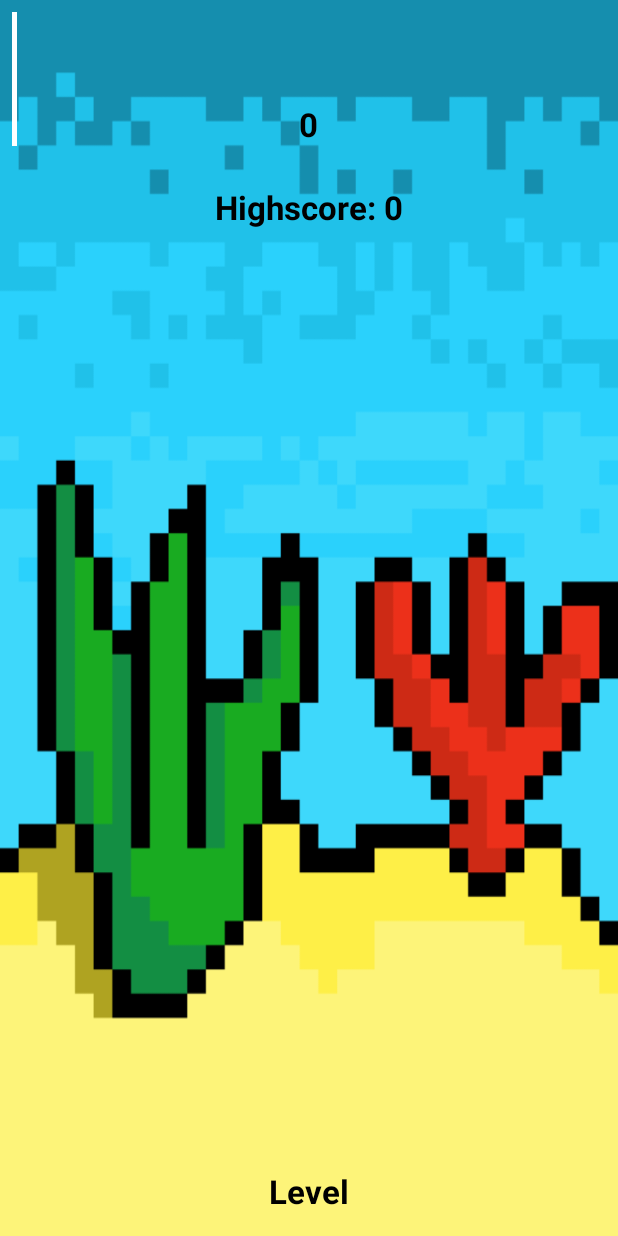
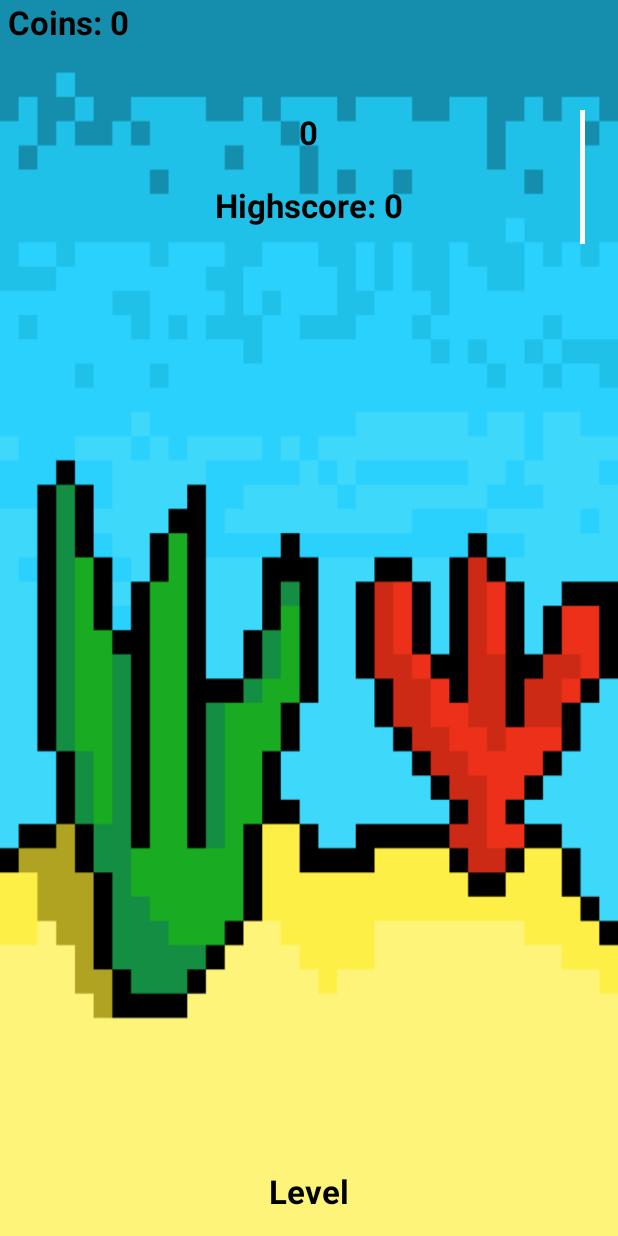
Before and after one commit to bandachi/Finger-Fishing, an Android app: the screen it shows after launch (GameActivity), after a tap on "PLAY", on a phone screen of 412 x 824 dp. Run offline under Robolectric (Android 15) with nearby library versions, the phone set to English and light mode, and no system bars.

Commit message:
Added coin saving and display on game activity

```diff
--- a/app/src/main/java/com/gerrymatthewnick/randomsideproject/tempfishingname/GameActivity.java
+++ b/app/src/main/java/com/gerrymatthewnick/randomsideproject/tempfishingname/GameActivity.java
@@ -19,7 +19,9 @@ import android.widget.TextView;
 public class GameActivity extends AppCompatActivity {
 
     public static final String PREFRENCES_HIGHSCORE = "highscore";
+    public static final String PREFERENCES_COINS = "coins";
     public static int highscore = 0;
+    public static int coins = 0;
     static boolean active = false;
     static int level;
     public static final int SPAWN_DELAY_CHERRY = 4000;
@@ -66,10 +68,16 @@ public class GameActivity extends AppCompatActivity {
         getWindowManager().getDefaultDisplay().getMetrics(displayMetrics);
 
         //load highscore to display on game_activity activity
-        SharedPreferences settings = getSharedPreferences(PREFRENCES_HIGHSCORE, MODE_PRIVATE);
-        highscore = settings.getInt("highest", 0);
+        SharedPreferences settingsHigh = getSharedPreferences(PREFRENCES_HIGHSCORE, MODE_PRIVATE);
+        highscore = settingsHigh.getInt("highest", 0);
         TextView highDis = findViewById(R.id.highscoreDisplay);
         highDis.setText(highDis.getText().toString() + Integer.toString(highscore));
+
+        //load coins to display on game activity activity
+        SharedPreferences settingsCoin = getSharedPreferences(PREFERENCES_COINS, MODE_PRIVATE);
+        coins = settingsCoin.getInt("coinCount", 0);
+        TextView coinDis = findViewById(R.id.coinDisplay);
+        coinDis.setText(Integer.toString(coins));
 
         //get level and score from previous game levels
         Bundle extras = getIntent().getExtras();
@@ -113,7 +121,7 @@ public class GameActivity extends AppCompatActivity {
                 fish.startVelocity();
 
                 //Create healthbar and start checking for overlaps
-                Healthbar healthbar = new Healthbar(rl, con, act, checkOverlap, currentFish, changeDelay, itemSpawnDelayWorm, itemSpawnDelayCherry);
+                Healthbar healthbar = new Healthbar(rl, con, act, checkOverlap, currentFish, changeDelay, itemSpawnDelayWorm, itemSpawnDelayCherry, itemSpawnDelayCoin);
                 healthbar.spawnHealth();
                 healthbar.startCheck();
 
--- a/app/src/main/java/com/gerrymatthewnick/randomsideproject/tempfishingname/Healthbar.java
+++ b/app/src/main/java/com/gerrymatthewnick/randomsideproject/tempfishingname/Healthbar.java
@@ -3,6 +3,7 @@ package com.gerrymatthewnick.randomsideproject.tempfishingname;
 import android.app.Activity;
 import android.content.Context;
 import android.content.Intent;
+import android.content.SharedPreferences;
 import android.graphics.Color;
 import android.graphics.Rect;
 import android.os.Handler;
@@ -15,11 +16,14 @@ import java.util.concurrent.ExecutorService;
 import java.util.concurrent.Executors;
 import java.util.concurrent.Future;
 
+import static android.content.Context.MODE_PRIVATE;
+import static com.gerrymatthewnick.randomsideproject.tempfishingname.GameActivity.PREFERENCES_COINS;
 import static com.gerrymatthewnick.randomsideproject.tempfishingname.GameActivity.active;
 import static com.gerrymatthewnick.randomsideproject.tempfishingname.GameActivity.cherryExist;
 import static com.gerrymatthewnick.randomsideproject.tempfishingname.GameActivity.cherryImage;
 import static com.gerrymatthewnick.randomsideproject.tempfishingname.GameActivity.coinExist;
 import static com.gerrymatthewnick.randomsideproject.tempfishingname.GameActivity.coinImage;
+import static com.gerrymatthewnick.randomsideproject.tempfishingname.GameActivity.coins;
 import static com.gerrymatthewnick.randomsideproject.tempfishingname.GameActivity.getScreenWidth;
 import static com.gerrymatthewnick.randomsideproject.tempfishingname.GameActivity.level;
 import static com.gerrymatthewnick.randomsideproject.tempfishingname.GameActivity.line;
@@ -39,11 +43,12 @@ public class Healthbar {
     private Handler changeDelay;
     private Handler itemSpawnDelayWorm;
     private Handler itemSpawnDelayCherry;
+    private Handler itemSpawnDelayCoin;
 
     ExecutorService threadPoolExecutor = Executors.newSingleThreadExecutor();
     Future end;
 
-    public Healthbar(RelativeLayout rl, Context con, Activity act, Handler checkOverlap, int currentFish, Handler changeDelay, Handler itemSpawnDelayWorm, Handler itemSpawnDelayCherry) {
+    public Healthbar(RelativeLayout rl, Context con, Activity act, Handler checkOverlap, int currentFish, Handler changeDelay, Handler itemSpawnDelayWorm, Handler itemSpawnDelayCherry, Handler itemSpawnDelayCoin) {
         this.rl = rl;
         this.con = con;
         this.act = act;
@@ -52,6 +57,7 @@ public class Healthbar {
         this.changeDelay = changeDelay;
         this.itemSpawnDelayCherry = itemSpawnDelayCherry;
         this.itemSpawnDelayWorm = itemSpawnDelayWorm;
+        this.itemSpawnDelayCoin = itemSpawnDelayCoin;
     }
 
     //spawn the healthbar
@@ -92,6 +98,7 @@ public class Healthbar {
             end.cancel(true);
             itemSpawnDelayWorm.removeCallbacksAndMessages(null);
             itemSpawnDelayCherry.removeCallbacksAndMessages(null);
+            itemSpawnDelayCoin.removeCallbacksAndMessages(null);
 
             act.finish();
             Intent intent = new Intent(con, LoseActivity.class);
@@ -108,6 +115,7 @@ public class Healthbar {
             end.cancel(true);
             itemSpawnDelayWorm.removeCallbacksAndMessages(null);
             itemSpawnDelayCherry.removeCallbacksAndMessages(null);
+            itemSpawnDelayCoin.removeCallbacksAndMessages(null);
 
             act.finish();
             Intent intent = new Intent(con, WinActivity.class);
@@ -177,7 +185,15 @@ public class Healthbar {
         lineRect.top = lineRect.bottom - 10;
 
         if (itemRect.contains(lineRect)) {
-            health.incrementProgressBy(200);
+            coins++;
+            SharedPreferences coinsFile = act.getSharedPreferences(PREFERENCES_COINS, MODE_PRIVATE);
+            SharedPreferences.Editor editor = coinsFile.edit();
+            editor.putInt("coinCount", coins);
+            editor.apply();
+
+            TextView coin = act.findViewById(R.id.coinDisplay);
+            coin.setText(Integer.toString(coins));
+
             Item.removeItem(coinImage, rl);
             coinExist = false;
         }
--- a/app/src/main/res/layout/activity_game.xml
+++ b/app/src/main/res/layout/activity_game.xml
@@ -13,12 +13,9 @@
         android:id="@+id/fishingLine"
         android:layout_width="wrap_content"
         android:layout_height="wrap_content"
-        android:layout_marginBottom="8dp"
-        android:layout_marginEnd="8dp"
-        android:layout_marginLeft="8dp"
-        android:layout_marginRight="8dp"
-        android:layout_marginStart="8dp"
-        android:layout_marginTop="8dp"
+        android:layout_alignParentEnd="true"
+        android:layout_alignTop="@+id/scoreDisplay"
+        android:layout_marginEnd="22dp"
         app:layout_constraintBottom_toBottomOf="parent"
         app:layout_constraintEnd_toEndOf="parent"
         app:layout_constraintStart_toStartOf="parent"
@@ -41,8 +38,9 @@
         android:id="@+id/scoreDisplay"
         android:layout_width="183dp"
         android:layout_height="wrap_content"
-        android:layout_alignBottom="@+id/fishingLine"
+        android:layout_alignParentTop="true"
         android:layout_centerHorizontal="true"
+        android:layout_marginTop="73dp"
         android:text="0"
         android:textAlignment="center"
         android:textColor="#000000"
@@ -55,7 +53,7 @@
         android:layout_height="wrap_content"
         android:layout_alignParentTop="true"
         android:layout_centerHorizontal="true"
-        android:layout_marginTop="123dp"
+        android:layout_marginTop="122dp"
         android:text="Highscore: "
         android:textAlignment="center"
         android:textColor="#000000"
@@ -63,4 +61,27 @@
         android:textStyle="bold" />
 
 
+    <TextView
+        android:id="@+id/coinDisplay"
+        android:layout_width="241dp"
+        android:layout_height="wrap_content"
+        android:layout_alignParentTop="true"
+        android:layout_toEndOf="@+id/coinDisplayText"
+        android:text=""
+        android:textColor="#000000"
+        android:textSize="22sp"
+        android:textStyle="bold" />
+
+    <TextView
+        android:id="@+id/coinDisplayText"
+        android:layout_width="wrap_content"
+        android:layout_height="wrap_content"
+        android:layout_alignParentStart="true"
+        android:layout_alignParentTop="true"
+        android:text=" Coins: "
+        android:textColor="#000000"
+        android:textSize="22sp"
+        android:textStyle="bold" />
+
+
 </RelativeLayout>
```
